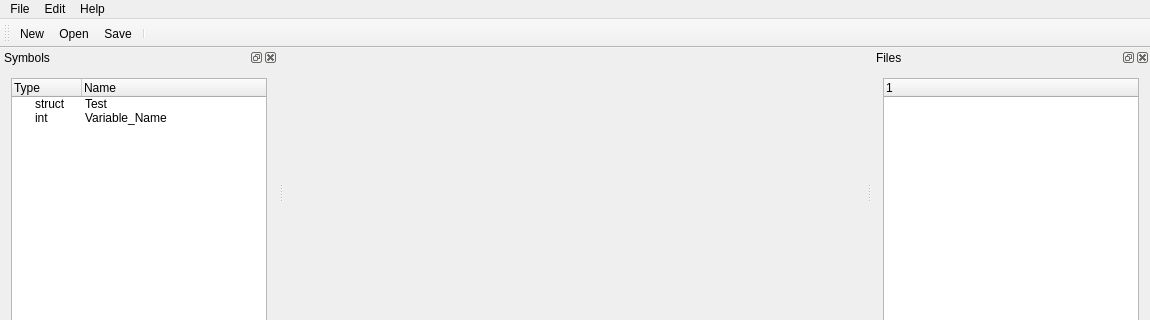
Qt form mainwindow.ui (doganckaratas/kscope-ng) before a commit; both pictures show x 0 to 1150 and y 0 to 320 of the 1150 by 597 pixel window.
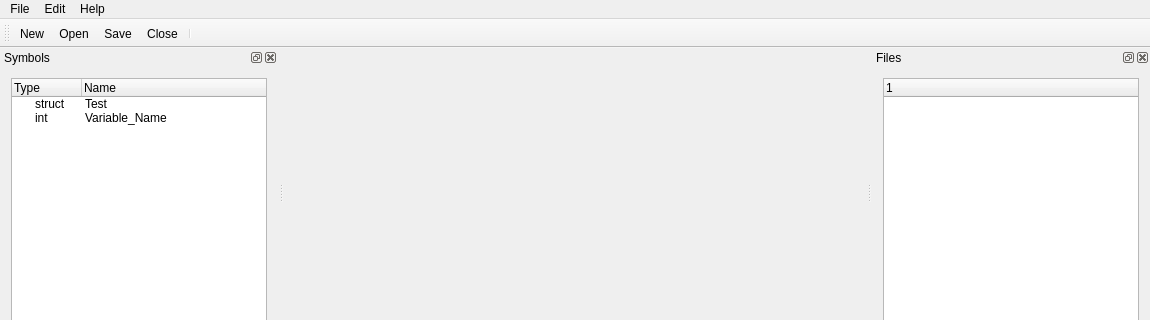
The same form after that commit. Icons and pictures are not drawn.

```diff
--- a/mainwindow.ui
+++ b/mainwindow.ui
@@ -82,6 +82,7 @@
    <addaction name="actionNew"/>
    <addaction name="actionOpen"/>
    <addaction name="actionSave"/>
+   <addaction name="actionClose"/>
    <addaction name="separator"/>
   </widget>
   <widget class="QStatusBar" name="statusBar"/>
```
Left out of the diff: 39 changed lines with no effect on the pictures.
